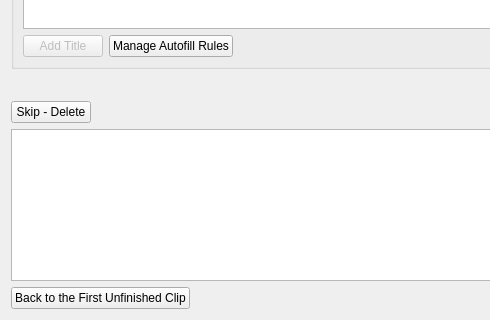
Qt form importer/queuewindow.ui (trafficman/commcut) before a commit; both pictures show x 0 to 490 and y 400 to 720 of the 820 by 720 pixel window.
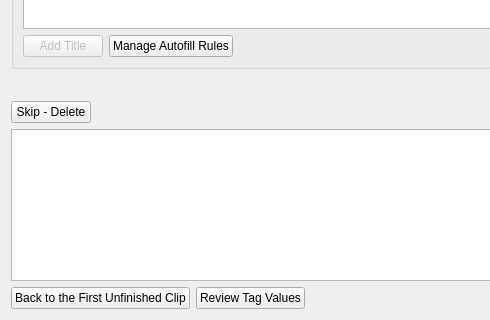
The same form after that commit. Custom widgets are drawn as their Qt base class.

Diff of the .ui file:
```diff
--- a/importer/queuewindow.ui
+++ b/importer/queuewindow.ui
@@ -251,6 +251,19 @@
        </property>
       </widget>
      </item>
+     <item>
+      <widget class="QPushButton" name="buttonValues">
+       <property name="visible">
+        <bool>false</bool>
+       </property>
+       <property name="toolTip">
+        <string>Ask, once per tag value, what it should be called in your library. A value is shared by every clip that carries it, so 200 clips saying the same thing is one question.</string>
+       </property>
+       <property name="text">
+        <string>Review Tag Values</string>
+       </property>
+      </widget>
+     </item>
      <item>
       <spacer name="finishSpacer">
        <property name="orientation">
```
Left out of the diff: 3 changed lines with no effect on the pictures.
